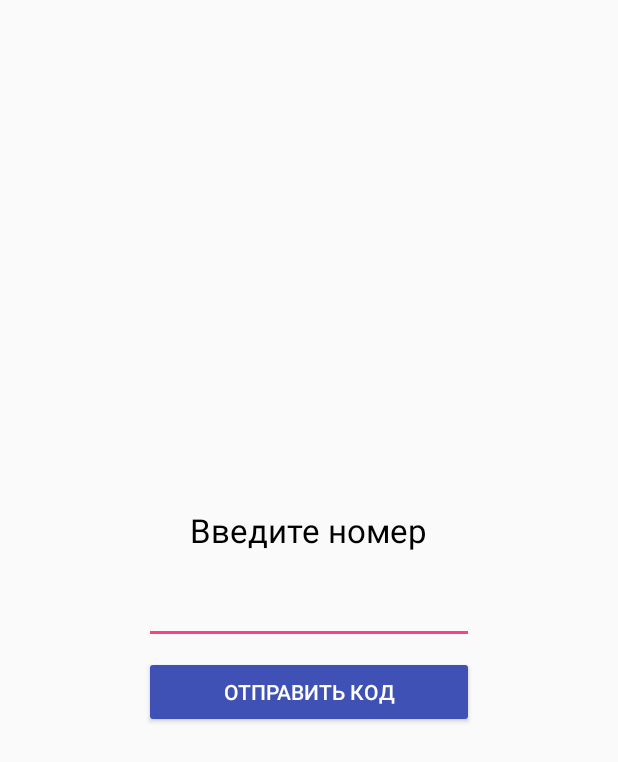
After one commit to Svyatozar/Navalny.Pulse, an Android app: the layout activity_register.xml on its own in the app's theme, with its tools: preview values and no code run, on a phone screen of 412 x 824 dp. The commit adds this screen. Shown: the top 762 px of the screen. Run offline under Robolectric (Android 15) with nearby library versions, the phone set to English and light mode, and no system bars.

Commit message:
экран регистрации

```diff
--- /dev/null
+++ b/app/src/main/java/bled/navalny/com/RegisterActivity.java
@@ -0,0 +1,13 @@
+package bled.navalny.com;
+
+import android.os.Bundle;
+import android.os.PersistableBundle;
+import android.support.v7.app.AppCompatActivity;
+
+public class RegisterActivity extends AppCompatActivity
+{
+	@Override
+	public void onCreate(Bundle savedInstanceState, PersistableBundle persistentState) {
+		super.onCreate(savedInstanceState, persistentState);
+	}
+}
--- /dev/null
+++ b/app/src/main/res/layout/activity_register.xml
@@ -0,0 +1,93 @@
+<?xml version="1.0" encoding="utf-8"?>
+<FrameLayout xmlns:android="http://schemas.android.com/apk/res/android"
+             xmlns:app="http://schemas.android.com/apk/res-auto"
+             android:animateLayoutChanges="true"
+             android:layout_width="match_parent"
+             android:layout_height="match_parent">
+
+    <LinearLayout
+        android:id="@+id/numberLayout"
+        android:visibility="visible"
+        android:layout_gravity="center"
+        android:orientation="vertical"
+        android:layout_width="wrap_content"
+        android:layout_height="wrap_content">
+
+        <TextView
+            android:textSize="22sp"
+            android:layout_gravity="center"
+            android:textColor="@android:color/black"
+            android:text="@string/input_number"
+            android:layout_width="wrap_content"
+            android:layout_height="wrap_content"/>
+
+        <EditText
+            android:id="@+id/phoneEditText"
+            android:inputType="phone"
+            android:layout_marginTop="@dimen/activity_vertical_margin"
+            android:layout_width="220dp"
+            android:layout_height="wrap_content"/>
+
+        <android.support.v7.widget.AppCompatButton
+            android:layout_marginTop="@dimen/activity_half_margin"
+            android:textColor="@android:color/white"
+            android:text="@string/send_code"
+            android:backgroundTint="@color/colorPrimary"
+            android:layout_width="match_parent"
+            android:layout_height="wrap_content"/>
+    </LinearLayout>
+
+    <LinearLayout
+        android:id="@+id/smsLayout"
+        android:visibility="gone"
+        android:layout_gravity="center"
+        android:orientation="vertical"
+        android:layout_width="wrap_content"
+        android:layout_height="wrap_content">
+
+        <TextView
+            android:textSize="22sp"
+            android:layout_gravity="center"
+            android:textColor="@android:color/black"
+            android:text="8-916-534-66-66"
+            android:layout_width="wrap_content"
+            android:layout_height="wrap_content"/>
+
+        <EditText
+            android:id="@+id/smsCodeEditText"
+            android:inputType="number"
+            android:hint="Введите код из СМС"
+            android:gravity="center"
+            android:layout_marginTop="@dimen/activity_vertical_margin"
+            android:layout_width="220dp"
+            android:layout_height="wrap_content"/>
+
+        <android.support.v7.widget.AppCompatButton
+            android:layout_marginTop="@dimen/activity_half_margin"
+            android:textColor="@android:color/white"
+            android:text="Отправить"
+            android:backgroundTint="@color/colorPrimary"
+            android:layout_width="match_parent"
+            android:layout_height="wrap_content"/>
+    </LinearLayout>
+
+    <LinearLayout
+        android:id="@+id/nameLayout"
+        android:visibility="gone"
+        android:layout_gravity="center"
+        android:orientation="vertical"
+        android:layout_width="wrap_content"
+        android:layout_height="wrap_content">
+
+        <EditText
+            android:id="@+id/nameEditText"
+            android:imeOptions="actionDone"
+            android:inputType="number"
+            android:hint="Введите код из СМС"
+            android:gravity="center"
+            android:layout_marginTop="@dimen/activity_vertical_margin"
+            android:layout_width="220dp"
+            android:layout_height="wrap_content"/>
+
+    </LinearLayout>
+</FrameLayout>
--- a/app/src/main/res/layout/fragment_profile.xml
+++ b/app/src/main/res/layout/fragment_profile.xml
@@ -59,7 +59,7 @@
         android:textSize="20sp" />
 
     <TextView
-        android:id="@+id/phoneNumberEditText"
+        android:id="@+id/phoneTextView"
         android:layout_width="wrap_content"
         android:layout_height="wrap_content"
         android:layout_gravity="left"
--- a/app/src/main/res/values/dimens.xml
+++ b/app/src/main/res/values/dimens.xml
@@ -2,4 +2,6 @@
     <!-- Default screen margins, per the Android Design guidelines. -->
     <dimen name="activity_horizontal_margin">16dp</dimen>
     <dimen name="activity_vertical_margin">16dp</dimen>
+    <dimen name="activity_half_margin">8dp</dimen>
+
 </resources>
--- a/app/src/main/res/values/strings.xml
+++ b/app/src/main/res/values/strings.xml
@@ -5,4 +5,6 @@
     <string name="profile">Профиль</string>
     <string name="map">Карта</string>
     <string name="events">События</string>
+    <string name="input_number">Введите номер</string>
+    <string name="send_code">Отправить код</string>
 </resources>
```
